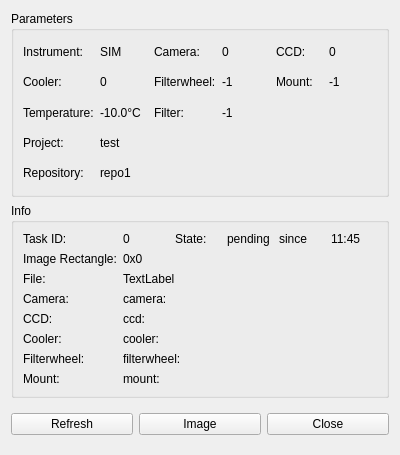
Old version of the form gui/snowgui/task/taskinfowidget.ui in the repository AndreasFMueller/AstroPhotography.
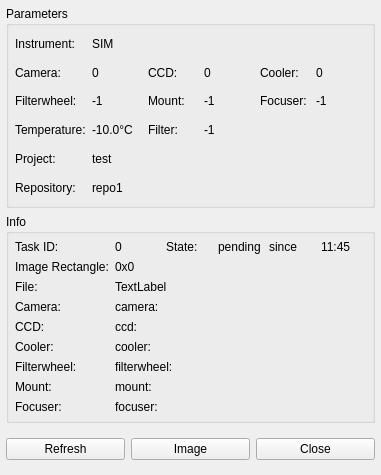
New version of the form.

The edit to the form file:
```diff
--- a/gui/snowgui/task/taskinfowidget.ui
+++ b/gui/snowgui/task/taskinfowidget.ui
@@ -6,63 +6,59 @@
    <rect>
     <x>0</x>
     <y>0</y>
-    <width>400</width>
-    <height>455</height>
+    <width>381</width>
+    <height>475</height>
    </rect>
   </property>
   <property name="windowTitle">
    <string>Form</string>
   </property>
   <layout class="QVBoxLayout" name="verticalLayout">
+   <property name="leftMargin">
+    <number>6</number>
+   </property>
+   <property name="topMargin">
+    <number>6</number>
+   </property>
+   <property name="rightMargin">
+    <number>6</number>
+   </property>
+   <property name="bottomMargin">
+    <number>6</number>
+   </property>
    <item>
     <widget class="QGroupBox" name="parameterGroup">
      <property name="title">
       <string>Parameters</string>
      </property>
      <layout class="QGridLayout" name="gridLayout_2">
-      <item row="3" column="1" colspan="5">
-       <widget class="QLabel" name="projectField">
-        <property name="text">
-         <string>test</string>
-        </property>
-       </widget>
-      </item>
-      <item row="1" column="2">
-       <widget class="QLabel" name="filterwheelLabel">
-        <property name="text">
-         <string>Filterwheel:</string>
-        </property>
-       </widget>
-      </item>
-      <item row="0" column="5">
-       <widget class="QLabel" name="ccdField">
-        <property name="text">
-         <string>0</string>
-        </property>
-       </widget>
-      </item>
-      <item row="0" column="3">
-       <widget class="QLabel" name="cameraField">
-        <property name="text">
-         <string>0</string>
-        </property>
-       </widget>
-      </item>
-      <item row="2" column="3">
-       <widget class="QLabel" name="filterField">
-        <property name="text">
-         <string>-1</string>
-        </property>
-       </widget>
-      </item>
-      <item row="3" column="0">
+      <property name="leftMargin">
+       <number>6</number>
+      </property>
+      <property name="topMargin">
+       <number>6</number>
+      </property>
+      <property name="rightMargin">
+       <number>6</number>
+      </property>
+      <property name="bottomMargin">
+       <number>6</number>
+      </property>
+      <item row="4" column="0">
        <widget class="QLabel" name="projectLabel">
         <property name="text">
          <string>Project:</string>
         </property>
        </widget>
       </item>
-      <item row="2" column="0">
+      <item row="4" column="1" colspan="5">
+       <widget class="QLabel" name="projectField">
+        <property name="text">
+         <string>test</string>
+        </property>
+       </widget>
+      </item>
+      <item row="3" column="0">
        <widget class="QLabel" name="temperatureLabel">
         <property name="text">
          <string>Temperature:</string>
@@ -76,38 +72,17 @@
         </property>
        </widget>
       </item>
-      <item row="1" column="5">
-       <widget class="QLabel" name="mountField">
+      <item row="3" column="3">
+       <widget class="QLabel" name="filterField">
         <property name="text">
          <string>-1</string>
         </property>
        </widget>
       </item>
-      <item row="1" column="4">
-       <widget class="QLabel" name="mountLabel">
+      <item row="5" column="1" colspan="5">
+       <widget class="QLabel" name="repositoryField">
         <property name="text">
-         <string>Mount:</string>
-        </property>
-       </widget>
-      </item>
-      <item row="1" column="3">
-       <widget class="QLabel" name="filterwheelField">
-        <property name="text">
-         <string>-1</string>
-        </property>
-       </widget>
-      </item>
-      <item row="1" column="0">
-       <widget class="QLabel" name="coolerLabel">
-        <property name="text">
-         <string>Cooler:</string>
-        </property>
-       </widget>
-      </item>
-      <item row="2" column="2">
-       <widget class="QLabel" name="filterLabel">
-        <property name="text">
-         <string>Filter:</string>
+         <string>repo1</string>
         </property>
        </widget>
       </item>
@@ -118,21 +93,84 @@
         </property>
        </widget>
       </item>
-      <item row="2" column="1">
+      <item row="5" column="0">
+       <widget class="QLabel" name="repositoryLabel">
+        <property name="text">
+         <string>Repository:</string>
+        </property>
+       </widget>
+      </item>
+      <item row="3" column="2">
+       <widget class="QLabel" name="filterLabel">
+        <property name="text">
+         <string>Filter:</string>
+        </property>
+       </widget>
+      </item>
+      <item row="3" column="1">
        <widget class="QLabel" name="temperatureField">
         <property name="text">
          <string>-10.0°C</string>
         </property>
        </widget>
       </item>
-      <item row="0" column="4">
-       <widget class="QLabel" name="ccdLabel">
+      <item row="2" column="4">
+       <widget class="QLabel" name="focuserLabel">
         <property name="text">
-         <string>CCD:</string>
+         <string>Focuser:</string>
         </property>
        </widget>
       </item>
-      <item row="0" column="2">
+      <item row="2" column="5">
+       <widget class="QLabel" name="focuserField">
+        <property name="text">
+         <string>-1</string>
+        </property>
+       </widget>
+      </item>
+      <item row="2" column="2">
+       <widget class="QLabel" name="mountLabel">
+        <property name="text">
+         <string>Mount:</string>
+        </property>
+       </widget>
+      </item>
+      <item row="2" column="3">
+       <widget class="QLabel" name="mountField">
+        <property name="text">
+         <string>-1</string>
+        </property>
+       </widget>
+      </item>
+      <item row="2" column="0">
+       <widget class="QLabel" name="filterwheelLabel">
+        <property name="text">
+         <string>Filterwheel:</string>
+        </property>
+       </widget>
+      </item>
+      <item row="2" column="1">
+       <widget class="QLabel" name="filterwheelField">
+        <property name="text">
+         <string>-1</string>
+        </property>
+       </widget>
+      </item>
+      <item row="1" column="5">
+       <widget class="QLabel" name="coolerField">
+        <property name="text">
+         <string>0</string>
+        </property>
+       </widget>
+      </item>
+      <item row="1" column="4">
+       <widget class="QLabel" name="coolerLabel">
+        <property name="text">
+         <string>Cooler:</string>
+        </property>
+       </widget>
+      </item>
+      <item row="1" column="0">
        <widget class="QLabel" name="cameraLabel">
         <property name="text">
          <string>Camera:</string>
@@ -140,23 +178,23 @@
        </widget>
       </item>
       <item row="1" column="1">
-       <widget class="QLabel" name="coolerField">
+       <widget class="QLabel" name="cameraField">
         <property name="text">
          <string>0</string>
         </property>
        </widget>
       </item>
-      <item row="4" column="0">
-       <widget class="QLabel" name="repositoryLabel">
+      <item row="1" column="2">
+       <widget class="QLabel" name="ccdLabel">
         <property name="text">
-         <string>Repository:</string>
+         <string>CCD:</string>
         </property>
        </widget>
       </item>
-      <item row="4" column="1" colspan="5">
-       <widget class="QLabel" name="repositoryField">
+      <item row="1" column="3">
+       <widget class="QLabel" name="ccdField">
         <property name="text">
-         <string>repo1</string>
+         <string>0</string>
         </property>
        </widget>
       </item>
@@ -169,90 +207,18 @@
       <string>Info</string>
      </property>
      <layout class="QGridLayout" name="gridLayout">
-      <item row="0" column="3">
-       <widget class="QLabel" name="stateField">
-        <property name="text">
-         <string>pending</string>
-        </property>
-       </widget>
-      </item>
-      <item row="3" column="0">
-       <widget class="QLabel" name="cameraurlLabel">
-        <property name="text">
-         <string>Camera:</string>
-        </property>
-       </widget>
-      </item>
-      <item row="4" column="0">
-       <widget class="QLabel" name="ccdurlLabel">
-        <property name="text">
-         <string>CCD:</string>
-        </property>
-       </widget>
-      </item>
-      <item row="6" column="0">
-       <widget class="QLabel" name="filterwheelurlLabel">
-        <property name="text">
-         <string>Filterwheel:</string>
-        </property>
-       </widget>
-      </item>
-      <item row="5" column="0">
-       <widget class="QLabel" name="coolerurlLabel">
-        <property name="text">
-         <string>Cooler:</string>
-        </property>
-       </widget>
-      </item>
-      <item row="0" column="4">
-       <widget class="QLabel" name="lastchangeLabel">
-        <property name="text">
-         <string>since</string>
-        </property>
-       </widget>
-      </item>
-      <item row="3" column="1" colspan="5">
-       <widget class="QLabel" name="cameraurlField">
-        <property name="text">
-         <string>camera:</string>
-        </property>
-       </widget>
-      </item>
-      <item row="0" column="5">
-       <widget class="QLabel" name="lastchangeField">
-        <property name="text">
-         <string>11:45</string>
-        </property>
-       </widget>
-      </item>
-      <item row="0" column="2">
-       <widget class="QLabel" name="stateLabel">
-        <property name="text">
-         <string>State:</string>
-        </property>
-       </widget>
-      </item>
-      <item row="7" column="0">
-       <widget class="QLabel" name="mounturlLabel">
-        <property name="text">
-         <string>Mount:</string>
-        </property>
-       </widget>
-      </item>
-      <item row="2" column="1" colspan="5">
-       <widget class="QLabel" name="filenameField">
-        <property name="text">
-         <string>TextLabel</string>
-        </property>
-       </widget>
-      </item>
-      <item row="2" column="0">
-       <widget class="QLabel" name="filenameLabel">
-        <property name="text">
-         <string>File:</string>
-        </property>
-       </widget>
-      </item>
+      <property name="leftMargin">
+       <number>6</number>
+      </property>
+      <property name="topMargin">
+       <number>6</number>
+      </property>
+      <property name="rightMargin">
+       <number>6</number>
+      </property>
+      <property name="bottomMargin">
+       <number>6</number>
+      </property>
       <item row="7" column="1" colspan="5">
        <widget class="QLabel" name="mounturlField">
         <property name="text">
@@ -260,6 +226,20 @@
         </property>
        </widget>
       </item>
+      <item row="2" column="0">
+       <widget class="QLabel" name="filenameLabel">
+        <property name="text">
+         <string>File:</string>
+        </property>
+       </widget>
+      </item>
+      <item row="1" column="1" colspan="5">
+       <widget class="QLabel" name="imagerectangleField">
+        <property name="text">
+         <string>0x0</string>
+        </property>
+       </widget>
+      </item>
       <item row="5" column="1" colspan="5">
        <widget class="QLabel" name="coolerurlField">
         <property name="text">
@@ -267,17 +247,31 @@
         </property>
        </widget>
       </item>
-      <item row="4" column="1" colspan="5">
-       <widget class="QLabel" name="ccdurlField">
+      <item row="0" column="2">
+       <widget class="QLabel" name="stateLabel">
         <property name="text">
-         <string>ccd:</string>
+         <string>State:</string>
         </property>
        </widget>
       </item>
-      <item row="0" column="0">
-       <widget class="QLabel" name="taskidLabel">
+      <item row="5" column="0">
+       <widget class="QLabel" name="coolerurlLabel">
         <property name="text">
-         <string>Task ID:</string>
+         <string>Cooler:</string>
+        </property>
+       </widget>
+      </item>
+      <item row="0" column="5">
+       <widget class="QLabel" name="lastchangeField">
+        <property name="text">
+         <string>11:45</string>
+        </property>
+       </widget>
+      </item>
+      <item row="3" column="1" colspan="5">
+       <widget class="QLabel" name="cameraurlField">
+        <property name="text">
+         <string>camera:</string>
         </property>
        </widget>
       </item>
@@ -288,10 +282,31 @@
         </property>
        </widget>
       </item>
-      <item row="0" column="1">
-       <widget class="QLabel" name="taskidField">
+      <item row="0" column="0">
+       <widget class="QLabel" name="taskidLabel">
         <property name="text">
-         <string>0</string>
+         <string>Task ID:</string>
+        </property>
+       </widget>
+      </item>
+      <item row="3" column="0">
+       <widget class="QLabel" name="cameraurlLabel">
+        <property name="text">
+         <string>Camera:</string>
+        </property>
+       </widget>
+      </item>
+      <item row="2" column="1" colspan="5">
+       <widget class="QLabel" name="filenameField">
+        <property name="text">
+         <string>TextLabel</string>
+        </property>
+       </widget>
+      </item>
+      <item row="7" column="0">
+       <widget class="QLabel" name="mounturlLabel">
+        <property name="text">
+         <string>Mount:</string>
         </property>
        </widget>
       </item>
@@ -302,10 +317,59 @@
         </property>
        </widget>
       </item>
-      <item row="1" column="1" colspan="5">
-       <widget class="QLabel" name="imagerectangleField">
+      <item row="4" column="0">
+       <widget class="QLabel" name="ccdurlLabel">
         <property name="text">
-         <string>0x0</string>
+         <string>CCD:</string>
+        </property>
+       </widget>
+      </item>
+      <item row="0" column="4">
+       <widget class="QLabel" name="lastchangeLabel">
+        <property name="text">
+         <string>since</string>
+        </property>
+       </widget>
+      </item>
+      <item row="4" column="1" colspan="5">
+       <widget class="QLabel" name="ccdurlField">
+        <property name="text">
+         <string>ccd:</string>
+        </property>
+       </widget>
+      </item>
+      <item row="0" column="1">
+       <widget class="QLabel" name="taskidField">
+        <property name="text">
+         <string>0</string>
+        </property>
+       </widget>
+      </item>
+      <item row="6" column="0">
+       <widget class="QLabel" name="filterwheelurlLabel">
+        <property name="text">
+         <string>Filterwheel:</string>
+        </property>
+       </widget>
+      </item>
+      <item row="0" column="3">
+       <widget class="QLabel" name="stateField">
+        <property name="text">
+         <string>pending</string>
+        </property>
+       </widget>
+      </item>
+      <item row="8" column="0">
+       <widget class="QLabel" name="focuserurlLabel">
+        <property name="text">
+         <string>Focuser:</string>
+        </property>
+       </widget>
+      </item>
+      <item row="8" column="1">
+       <widget class="QLabel" name="focuserurlField">
+        <property name="text">
+         <string>focuser:</string>
         </property>
        </widget>
       </item>
```
